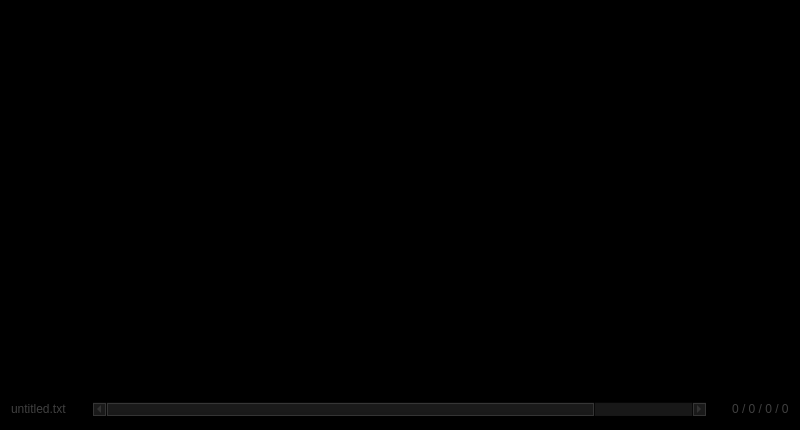
First picture: the form in ui/textroom.ui, repository dbuksbaum/TextRoom, before the edit.
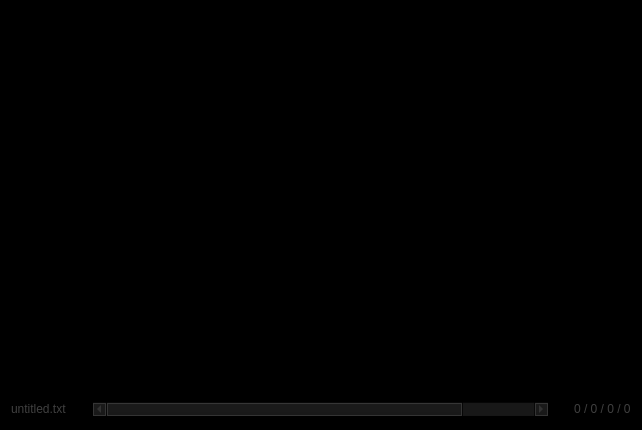
Second picture: the form after the edit.

Diff of the .ui file:
```diff
--- a/ui/textroom.ui
+++ b/ui/textroom.ui
@@ -5,7 +5,7 @@
    <rect>
     <x>0</x>
     <y>0</y>
-    <width>800</width>
+    <width>640</width>
     <height>430</height>
    </rect>
   </property>
@@ -111,7 +111,7 @@
        </property>
        <property name="maximumSize" >
         <size>
-         <width>640</width>
+         <width>1024</width>
          <height>16777215</height>
         </size>
        </property>
```
